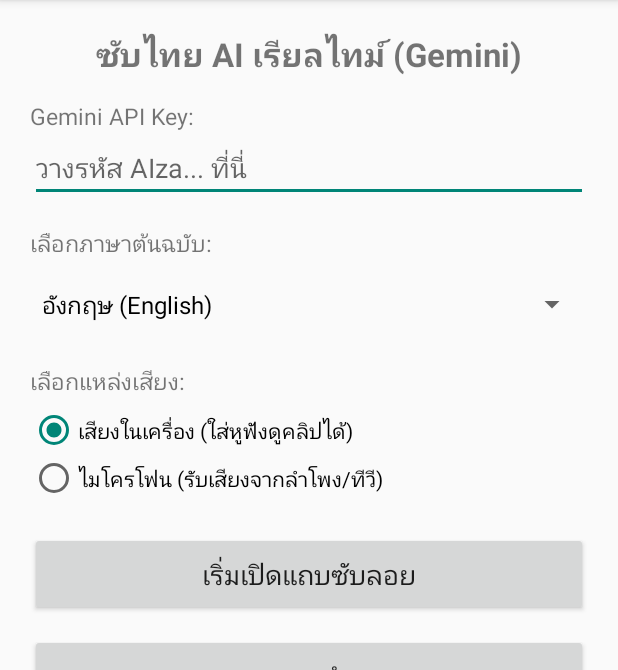
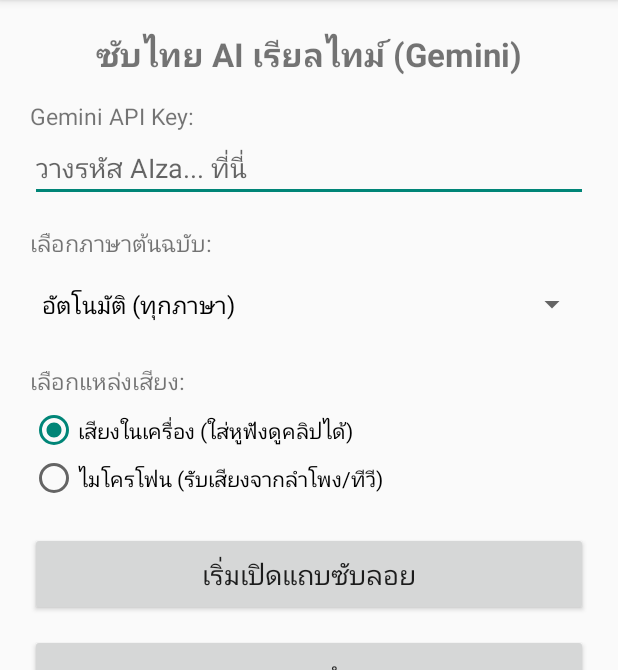
Before and after one commit to potterdk00-cloud/LiveAudioSubtitle, an Android app: the screen it shows after launch (MainActivity), after a tap on "เริ่มเปิดแถบซับลอย", on a phone screen of 412 x 824 dp, the part 84-754 px from its top. Run offline under Robolectric (Android 15) with nearby library versions, the phone set to English and light mode, and no system bars.

Commit message:
Update MainActivity.kt

```diff
--- a/app/src/main/java/com/example/liveaudiosubtitle/MainActivity.kt
+++ b/app/src/main/java/com/example/liveaudiosubtitle/MainActivity.kt
@@ -12,6 +12,7 @@ import android.os.Bundle
 import android.provider.Settings
 import android.widget.ArrayAdapter
 import android.widget.Button
+import android.widget.EditText
 import android.widget.RadioButton
 import android.widget.Spinner
 import android.widget.TextView
@@ -23,12 +24,13 @@ import androidx.core.content.ContextCompat
 
 class MainActivity : AppCompatActivity() {
 
+    private lateinit var etApiKey: EditText
     private lateinit var spinnerLanguage: Spinner
     private lateinit var radioInternal: RadioButton
     private lateinit var tvStatus: TextView
 
-    private val languages = arrayOf("อังกฤษ (English)", "ญี่ปุ่น (Japanese)", "จีน (Chinese)", "เกาหลี (Korean)")
-    private val langCodes = arrayOf("en", "ja", "zh", "ko")
+    private val languages = arrayOf("อัตโนมัติ (ทุกภาษา)", "ญี่ปุ่น (Japanese)", "อังกฤษ (English)", "จีน (Chinese)", "เกาหลี (Korean)")
+    private val langNames = arrayOf("any language", "Japanese", "English", "Chinese", "Korean")
 
     private val mediaProjectionLauncher = registerForActivityResult(
         ActivityResultContracts.StartActivityForResult()
@@ -44,14 +46,24 @@ class MainActivity : AppCompatActivity() {
         super.onCreate(savedInstanceState)
         setContentView(R.layout.activity_main)
 
+        etApiKey = findViewById(R.id.etApiKey)
         spinnerLanguage = findViewById(R.id.spinnerLanguage)
         radioInternal = findViewById(R.id.radioInternal)
         tvStatus = findViewById(R.id.tvStatus)
+
+        val prefs = getSharedPreferences("subtitle_prefs", Context.MODE_PRIVATE)
+        etApiKey.setText(prefs.getString("api_key", ""))
 
         val adapter = ArrayAdapter(this, android.R.layout.simple_spinner_dropdown_item, languages)
         spinnerLanguage.adapter = adapter
 
         findViewById<Button>(R.id.btnStart).setOnClickListener {
+            val apiKey = etApiKey.text.toString().trim()
+            if (apiKey.isEmpty()) {
+                Toast.makeText(this, "กรุณาวาง Gemini API Key ก่อนเริ่มใช้งาน", Toast.LENGTH_LONG).show()
+                return@setOnClickListener
+            }
+            prefs.edit().putString("api_key", apiKey).apply()
             checkPermissionsAndStart()
         }
 
@@ -83,9 +95,12 @@ class MainActivity : AppCompatActivity() {
     }
 
     private fun startSubtitleService(isInternal: Boolean, resultCode: Int, data: Intent?) {
-        val selectedLang = langCodes[spinnerLanguage.selectedItemPosition]
+        val selectedLang = langNames[spinnerLanguage.selectedItemPosition]
+        val apiKey = etApiKey.text.toString().trim()
+
         val serviceIntent = Intent(this, SubtitleService::class.java).apply {
-            putExtra("LANG_CODE", selectedLang)
+            putExtra("API_KEY", apiKey)
+            putExtra("LANG_NAME", selectedLang)
             putExtra("IS_INTERNAL", isInternal)
             putExtra("RESULT_CODE", resultCode)
             putExtra("DATA", data)
```
